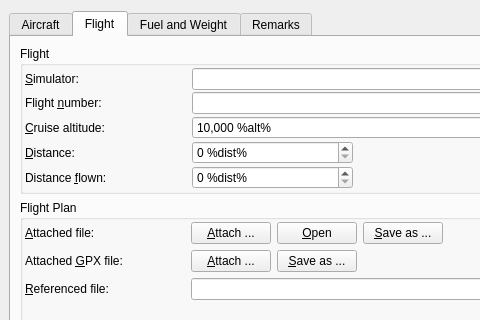
Before: the Qt Designer form src/logbook/logdatadialog.ui in albar965/littlenavmap, drawn with Qt 5; both pictures show x 0 to 480 and y 0 to 320 of the 733 by 587 pixel window.
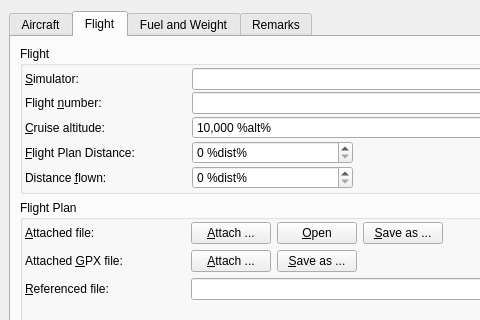
After: the same form once the commit is applied. The open tabs and pages were chosen to show the change.

Commit message: Fixed several update issues in logbook entry edit dialog. Logbook entry dialog is now pre-filled with all data (flight plan, perf and trail) from current session. Can be removed by pressing reset.

The edit to the form file:
```diff
--- a/src/logbook/logdatadialog.ui
+++ b/src/logbook/logdatadialog.ui
@@ -579,7 +579,7 @@
              </size>
             </property>
             <property name="text">
-             <string>&amp;Distance:</string>
+             <string>&amp;Flight Plan Distance:</string>
             </property>
             <property name="buddy">
              <cstring>spinBoxFlightDistance</cstring>
```
The commit also changes 12 other files.
